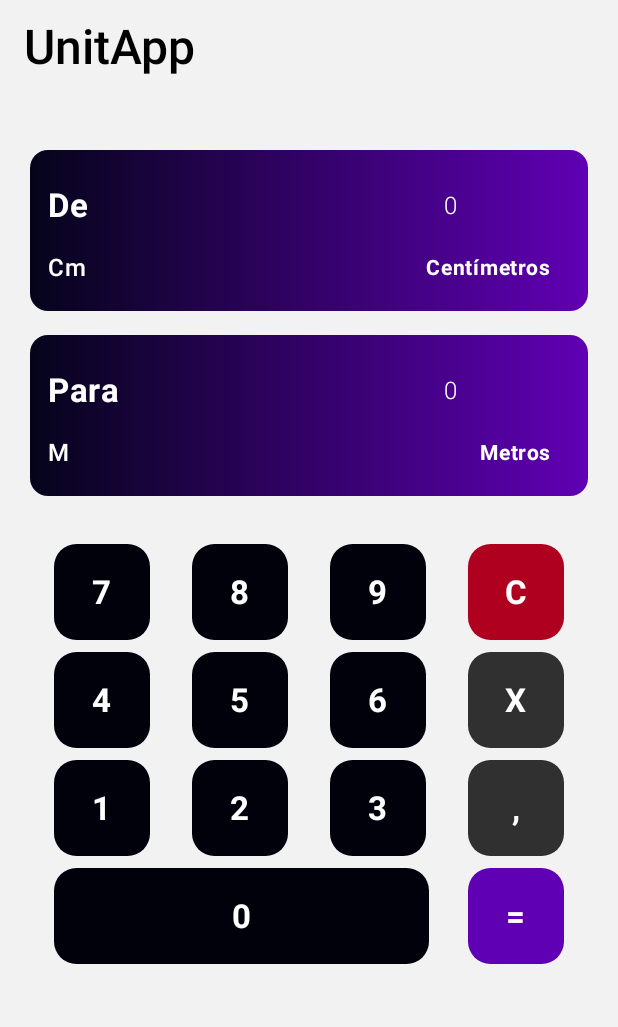
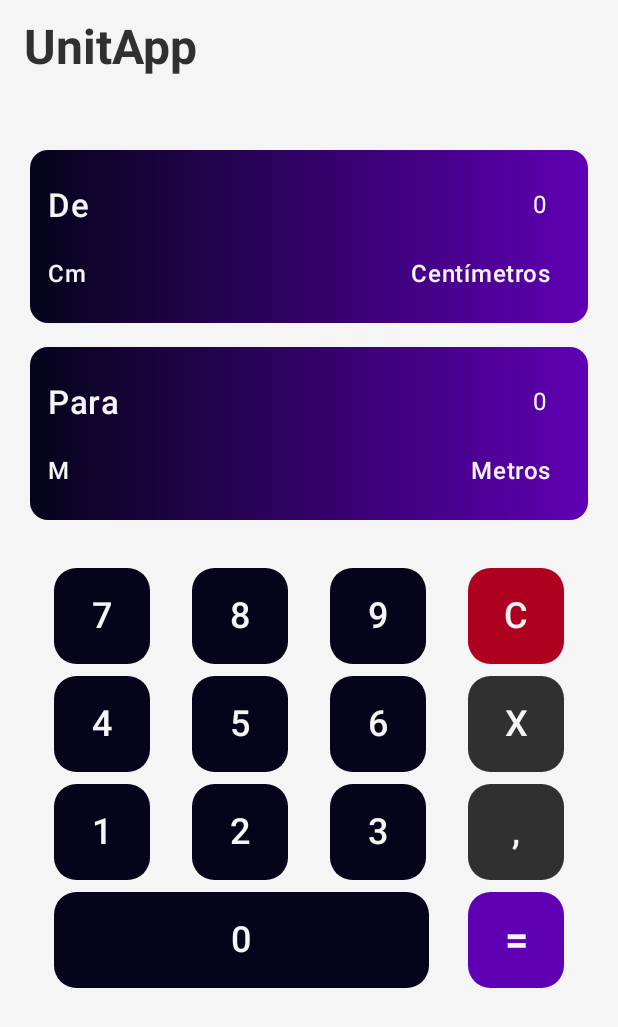
Before and after one commit to marllonmendez/UnitApp, an Android app built with Jetpack Compose: the screen it shows after launch (MainActivity), on a phone screen of 412 x 824 dp. Shown: the top 1027 px of the screen. Run offline under Robolectric (Android 15) with nearby library versions, the phone set to English and light mode, and no system bars.

Commit message:
add: create convert unit value

```diff
--- a/app/build.gradle.kts
+++ b/app/build.gradle.kts
@@ -12,10 +12,9 @@ android {
         applicationId = "com.marllonmendez.conversordeunidades"
         minSdk = 26
         maxSdk = 35
-        //noinspection EditedTargetSdkVersion
         targetSdk = 35
         versionCode = 1
-        versionName = "1.0.0"
+        versionName = "1.0.1"
 
         testInstrumentationRunner = "androidx.test.runner.AndroidJUnitRunner"
         vectorDrawables {
--- a/app/src/main/java/com/marllonmendez/conversordeunidades/components/ConverterField.kt
+++ b/app/src/main/java/com/marllonmendez/conversordeunidades/components/ConverterField.kt
@@ -1,20 +1,18 @@
 package com.marllonmendez.conversordeunidades.components
 
-import android.app.Activity
 import androidx.compose.foundation.background
-import androidx.compose.foundation.clickable
 import androidx.compose.foundation.layout.*
 import androidx.compose.material3.*
 import androidx.compose.runtime.*
 import androidx.compose.ui.Alignment
 import androidx.compose.ui.Modifier
-import androidx.compose.ui.focus.FocusRequester
-import androidx.compose.ui.focus.focusRequester
 import androidx.compose.ui.focus.onFocusChanged
 import androidx.compose.ui.graphics.Brush
 import androidx.compose.ui.graphics.Color
+import androidx.compose.ui.text.style.TextAlign
 import androidx.compose.ui.unit.dp
-import androidx.compose.ui.unit.sp
+import com.marllonmendez.conversordeunidades.enums.UnitLabel
+import com.marllonmendez.conversordeunidades.enums.UnitType
 import com.marllonmendez.conversordeunidades.ui.theme.PrimaryDark
 import com.marllonmendez.conversordeunidades.ui.theme.PrimaryLight
 
@@ -25,15 +23,21 @@ fun converterField(
     onValueChange: (String) -> Unit,
     unitValue: String,
     onUnitValueChange: (String) -> Unit,
-    options: List<String> = listOf("Centímetros", "Metros", "Quilômetros", "Milhas"),
-    onFocus: () -> Unit
+    options: List<String> = listOf(
+        UnitType.CENTIMETERS.value,
+        UnitType.METERS.value,
+        UnitType.KILOMETERS.value,
+        UnitType.MILES.value,
+    ),
+    onFocus: () -> Unit,
+    onEnable: Boolean
 ) {
     val unitLabel = when (unitValue) {
-        "Centímetros" -> "Cm"
-        "Metros" -> "M"
-        "Quilômetros" -> "Km"
-        "Milhas" -> "Mi"
-        else -> unitValue
+        UnitType.CENTIMETERS.value -> UnitLabel.CM.value
+        UnitType.METERS.value -> UnitLabel.M.value
+        UnitType.KILOMETERS.value -> UnitLabel.KM.value
+        UnitType.MILES.value -> UnitLabel.MI.value
+        else -> UnitLabel.CM.value
     }
 
     val colorGradient = Brush.horizontalGradient(
@@ -43,10 +47,13 @@ fun converterField(
         )
     )
 
+    var isFocused by remember { mutableStateOf(false) }
+    var expanded by remember { mutableStateOf(false) }
+
     Box(
         modifier = Modifier
             .fillMaxWidth()
-            .height(107.dp)
+            .height(115.dp)
             .background(
                 colorGradient,
                 shape = MaterialTheme.shapes.small
@@ -64,28 +71,36 @@ fun converterField(
             ) {
                 Text(
                     text = label,
-                    style = MaterialTheme.typography.labelLarge,
+                    style = MaterialTheme.typography.titleMedium,
                 )
 
                 TextField(
                     value = value,
-                    onValueChange = onValueChange,
-                    // aqui
+                    onValueChange = {
+                        onValueChange(it)
+                    },
                     modifier = Modifier
-                        .width(100.dp)
+                        .width(200.dp)
                         .height(50.dp)
-                        .onFocusChanged { onFocus() },
+                        .onFocusChanged { focusState ->
+                            isFocused = focusState.isFocused
+                            onFocus()
+                        },
                     readOnly = true,
-                    textStyle = MaterialTheme.typography.labelSmall,
-                    maxLines = 1,
+                    enabled = onEnable,
+                    textStyle = MaterialTheme.typography.labelSmall.copy(
+                        color = if (isFocused) Color.Black else Color.White,
+                        textAlign = TextAlign.End,
+                    ),
+                    shape = MaterialTheme.shapes.small,
                     colors = OutlinedTextFieldDefaults.colors(
-                        focusedContainerColor = Color.Transparent,
+                        focusedContainerColor = Color.White,
                         unfocusedContainerColor = Color.Transparent,
                         focusedBorderColor = Color.Transparent,
                         unfocusedBorderColor = Color.Transparent,
-                        cursorColor = Color.White,
+                        disabledContainerColor = Color.Transparent,
+                        disabledBorderColor = Color.Transparent,
                     )
-
                 )
             }
 
@@ -96,10 +111,8 @@ fun converterField(
             ) {
                 Text(
                     text = unitLabel,
-                    style = MaterialTheme.typography.labelMedium,
+                    style = MaterialTheme.typography.titleSmall,
                 )
-
-                var expanded by remember { mutableStateOf(false) }
 
                 Box {
                     TextButton(
@@ -110,17 +123,34 @@ fun converterField(
                     ) {
                         Text(
                             text = unitValue,
-                            color = Color.White,
-                            fontSize = 14.sp
+                            style = MaterialTheme.typography.titleSmall,
                         )
                     }
+
                     DropdownMenu(
                         expanded = expanded,
-                        onDismissRequest = { expanded = false }
+                        onDismissRequest = { expanded = false },
+                        modifier = Modifier
+                            .width(150.dp)
+                            .background(MaterialTheme.colorScheme.secondary),
+                        shape = MaterialTheme.shapes.small,
                     ) {
+                        // opções: Centímetros, Metros, Quilômetros e Milhas
                         options.forEach { unit ->
                             DropdownMenuItem(
-                                text = { Text(unit) },
+                                text = {
+                                    Box(
+                                        modifier = Modifier
+                                            .fillMaxWidth()
+                                    ) {
+                                        Text(
+                                            unit,
+                                            textAlign = TextAlign.End,
+                                            style = MaterialTheme.typography.titleSmall,
+                                            modifier = Modifier.align(Alignment.CenterEnd)
+                                        )
+                                    }
+                                },
                                 onClick = {
                                     onUnitValueChange(unit)
                                     expanded = false
--- a/app/src/main/java/com/marllonmendez/conversordeunidades/components/NumericKeyboard.kt
+++ b/app/src/main/java/com/marllonmendez/conversordeunidades/components/NumericKeyboard.kt
@@ -7,16 +7,20 @@ import androidx.compose.material3.MaterialTheme
 import androidx.compose.material3.Text
 import androidx.compose.runtime.Composable
 import androidx.compose.ui.Modifier
+import androidx.compose.ui.text.style.TextAlign
 import androidx.compose.ui.unit.dp
+import androidx.compose.ui.unit.sp
+import com.marllonmendez.conversordeunidades.ui.theme.PrimaryDark
 import com.marllonmendez.conversordeunidades.ui.theme.PrimaryLight
-import com.marllonmendez.conversordeunidades.ui.theme.Quaternary
+import com.marllonmendez.conversordeunidades.ui.theme.Tertiary
 
 @Composable
 fun numericKeyboard(
     onNumberClick: (String) -> Unit,
     onComma: () -> Unit,
     onClear: () -> Unit,
-    onBackspace: () -> Unit
+    onBackspace: () -> Unit,
+    onEquals: () -> Unit,
 ) {
     Column(
         modifier = Modifier
@@ -50,7 +54,7 @@ fun numericKeyboard(
             horizontalArrangement = Arrangement.SpaceBetween
         ) {
             numberButton(number = "0", onClick = onNumberClick)
-            actionButton(onClick = onComma, label = "=")
+            actionButton(onClick = onEquals, label = "=")
         }
     }
 }
@@ -69,12 +73,15 @@ private fun numberButton(number: String, onClick: (String) -> Unit) {
         },
         shape = MaterialTheme.shapes.medium,
         colors = ButtonDefaults.buttonColors(
-            containerColor = MaterialTheme.colorScheme.secondary
+            containerColor = PrimaryDark
         )
     ) {
         Text(
             text = number,
-            style = MaterialTheme.typography.labelLarge,
+            textAlign = TextAlign.Center,
+            style = MaterialTheme.typography.labelMedium.copy(
+                fontSize = 24.sp
+            ),
         )
     }
 }
@@ -83,27 +90,27 @@ private fun numberButton(number: String, onClick: (String) -> Unit) {
 private fun actionButton(onClick: () -> Unit, label: String) {
     Button(
         onClick = onClick,
-        modifier = if (label == "=") {
-            Modifier
-                .size(64.dp)
-        } else {
-            Modifier
-                .size(64.dp)
-        },
+        modifier = Modifier
+            .size(64.dp),
         shape = MaterialTheme.shapes.medium,
         colors = ButtonDefaults.buttonColors(
-            containerColor = if (label == "=") {
-                PrimaryLight
-            } else if (label == "C") {
-                Quaternary
-            } else {
-                MaterialTheme.colorScheme.tertiary
+            containerColor = when (label) {
+                "=" -> PrimaryLight
+                "C" -> Tertiary
+                else -> MaterialTheme.colorScheme.secondary
             }
-        )
+        ),
     ) {
         Text(
             label,
-            style = MaterialTheme.typography.labelLarge,
+            textAlign = TextAlign.Center,
+            style = if (label == "=") {
+                MaterialTheme.typography.labelLarge
+            } else {
+                MaterialTheme.typography.labelMedium.copy(
+                    fontSize = 24.sp
+                )
+            }
         )
     }
 }
--- /dev/null
+++ b/app/src/main/java/com/marllonmendez/conversordeunidades/enums/Enums.kt
@@ -0,0 +1,20 @@
+package com.marllonmendez.conversordeunidades.enums
+
+enum class ActiveField {
+    FROM,
+    TO
+}
+
+enum class UnitType(val value: String) {
+    CENTIMETERS("Centímetros"),
+    METERS("Metros"),
+    KILOMETERS("Quilômetros"),
+    MILES("Milhas")
+}
+
+enum class UnitLabel(val value: String) {
+    CM("Cm"),
+    M("M"),
+    KM("Km"),
+    MI("Mi")
+}
--- a/app/src/main/java/com/marllonmendez/conversordeunidades/ui/theme/Color.kt
+++ b/app/src/main/java/com/marllonmendez/conversordeunidades/ui/theme/Color.kt
@@ -5,14 +5,15 @@ import androidx.compose.ui.graphics.Color
 // Dark Theme Colors
 val PrimaryDark = Color(0xFF05041B) // Purple Dark Color
 val BackgroundDark = Color(0xFF121212)
-val SurfaceDark = Color.Black
 
 // Light Theme Colors
 val PrimaryLight = Color(0xFF6000b4) // Purple Light Color
-val BackgroundLight = Color(0xFFF2F2F2)
-val SurfaceLight = Color.White
+val BackgroundLight = Color(0xFFF5F5F5)
 
 // Other Colors
-val Secondary = Color(0xFF01010C) // Blue color
-val Tertiary = Color(0xFF303030) // Gray color
-val Quaternary = Color(0xFFB00020) // Red Error color
+val Secondary = Color(0xFF303030) // Gray Color
+val Tertiary = Color(0xFFB00020) // Red Color
+
+// Surface Colors
+val SurfaceDark = Secondary
+val SurfaceLight = BackgroundLight
--- a/app/src/main/java/com/marllonmendez/conversordeunidades/ui/theme/Type.kt
+++ b/app/src/main/java/com/marllonmendez/conversordeunidades/ui/theme/Type.kt
@@ -11,33 +11,49 @@ import androidx.compose.ui.unit.sp
 val Typography = Typography(
     titleLarge = TextStyle(
         fontFamily = FontFamily.Default,
-        fontWeight = FontWeight.SemiBold,
+        fontWeight = FontWeight.Bold,
         fontSize = 32.sp,
-        lineHeight = 28.sp,
+        lineHeight = 32.sp,
         letterSpacing = 0.sp,
     ),
-    labelLarge = TextStyle(
+    titleMedium = TextStyle(
         fontFamily = FontFamily.Default,
-        fontWeight = FontWeight.Bold,
+        fontWeight = FontWeight.SemiBold,
         fontSize = 22.sp,
-        lineHeight = 16.sp,
+        lineHeight = 22.sp,
         letterSpacing = 0.5.sp,
-        color = Color.White
+        color = SurfaceLight
     ),
-    labelMedium = TextStyle(
+    titleSmall = TextStyle(
         fontFamily = FontFamily.Default,
         fontWeight = FontWeight.Medium,
         fontSize = 16.sp,
         lineHeight = 16.sp,
         letterSpacing = 0.5.sp,
-        color = Color.White
+        color = SurfaceLight
+    ),
+    labelLarge = TextStyle(
+        fontFamily = FontFamily.Default,
+        fontWeight = FontWeight.Bold,
+        fontSize = 27.sp,
+        lineHeight = 27.sp,
+        letterSpacing = 0.sp,
+        color = SurfaceLight
+    ),
+    labelMedium = TextStyle(
+        fontFamily = FontFamily.Default,
+        fontWeight = FontWeight.Medium,
+        fontSize = 22.sp,
+        lineHeight = 16.sp,
+        letterSpacing = 0.5.sp,
+        color = SurfaceLight
     ),
     labelSmall = TextStyle(
         fontFamily = FontFamily.Default,
-        fontWeight = FontWeight.Light,
+        fontWeight = FontWeight.Normal,
         fontSize = 16.sp,
         lineHeight = 16.sp,
         letterSpacing = 0.5.sp,
-        color = Color.White
+        color = SurfaceLight
     ),
 )
--- a/app/src/main/java/com/marllonmendez/conversordeunidades/view/main.kt
+++ b/app/src/main/java/com/marllonmendez/conversordeunidades/view/main.kt
@@ -9,6 +9,8 @@ import androidx.compose.ui.unit.dp
 import androidx.navigation.NavController
 import com.marllonmendez.conversordeunidades.components.numericKeyboard
 import com.marllonmendez.conversordeunidades.components.converterField
+import com.marllonmendez.conversordeunidades.enums.ActiveField
+import com.marllonmendez.conversordeunidades.enums.UnitType
 
 @OptIn(ExperimentalMaterial3Api::class)
 @Composable
@@ -30,60 +32,54 @@ fun main(controller: NavController) {
         },
         containerColor = MaterialTheme.colorScheme.background,
     ) {
-        var activeField by remember { mutableStateOf<ActiveField?>(null) }
-
         Column(
             modifier = Modifier
                 .fillMaxSize()
                 .padding(20.dp, 100.dp, 20.dp, 20.dp),
             verticalArrangement = Arrangement.spacedBy(16.dp)
         ) {
-
+            var activeField by remember { mutableStateOf<ActiveField?>(null) }
             var fromValue by remember { mutableStateOf("0") }
             var toValue by remember { mutableStateOf("0") }
-            var fromUnit by remember { mutableStateOf("Centímetros") }
-            var toUnit by remember { mutableStateOf("Metros") }
+            var fromUnit by remember { mutableStateOf(UnitType.CENTIMETERS) }
+            var toUnit by remember { mutableStateOf(UnitType.METERS) }
 
             converterField(
                 label = "De",
                 value = fromValue,
                 onValueChange = { fromValue = it },
-                unitValue = fromUnit,
-                onUnitValueChange = { fromUnit = it },
-                onFocus = { activeField = ActiveField.From}
+                unitValue = fromUnit.value,
+                onUnitValueChange = { selectedUnit ->
+                    fromUnit = UnitType.entries.find { it.value == selectedUnit } ?: fromUnit
+                },
+                onFocus = { activeField = ActiveField.FROM },
+                onEnable = true
             )
 
             converterField(
                 label = "Para",
                 value = toValue,
-                onValueChange = { toValue = it },
-                unitValue = toUnit,
-                onUnitValueChange = { toUnit = it },
-                onFocus = { activeField = ActiveField.To}
+                onValueChange = {},
+                unitValue = toUnit.value,
+                onUnitValueChange = { selectedUnit ->
+                    toUnit = UnitType.entries.find { it.value == selectedUnit } ?: toUnit
+                },
+                onFocus = {},
+                onEnable = false
             )
 
             numericKeyboard(
                 onNumberClick = { number ->
                     when (activeField) {
-                        ActiveField.From -> fromValue += number
-                        ActiveField.To -> toValue += number
+                        ActiveField.FROM -> fromValue += number
+                        ActiveField.TO -> {}
                         null -> {}
                     }
                 },
                 onComma = {
                     when (activeField) {
-                        ActiveField.From -> {
-                            // Adiciona a vírgula se não estiver vazia e não houver uma já presente
-                            if (!fromValue.contains(",")) {
-                                fromValue += ","
-                            }
-                        }
-                        ActiveField.To -> {
-                            // Adiciona a vírgula se não estiver vazia e não houver uma já presente
-                            if (!toValue.contains(",")) {
-                                toValue += ","
-                            }
-                        }
+                        ActiveField.FROM -> if (!fromValue.contains(",")) fromValue += ","
+                        ActiveField.TO -> {}
                         null -> {}
                     }
                 },
@@ -93,14 +89,13 @@ fun main(controller: NavController) {
                 },
                 onBackspace = {
                     when (activeField) {
-                        ActiveField.From -> if (fromValue.isNotEmpty()) {
-                            fromValue = fromValue.dropLast(1)
-                        }
-                        ActiveField.To -> if (toValue.isNotEmpty()) {
-                            toValue = toValue.dropLast(1)
-                        }
+                        ActiveField.FROM -> if (fromValue.isNotEmpty()) fromValue = fromValue.dropLast(1)
+                        ActiveField.TO -> {}
                         null -> {}
                     }
+                },
+                onEquals = {
+                    toValue = convertValue(fromValue, fromUnit, toUnit)
                 }
             )
 
@@ -108,7 +103,22 @@ fun main(controller: NavController) {
     }
 }
 
-enum class ActiveField {
-    From,
-    To
+fun convertValue(fromValue: String, fromUnit: UnitType, toUnit: UnitType): String {
+    val value = fromValue.replace(",", ".").toDoubleOrNull() ?: return "0"
+
+    val fromUnitValue = when (fromUnit) {
+        UnitType.CENTIMETERS -> value / 100
+        UnitType.METERS -> value
+        UnitType.KILOMETERS -> value * 1000
+        UnitType.MILES -> value * 1609.344
+    }
+
+    val convertedValue = when (toUnit) {
+        UnitType.CENTIMETERS -> fromUnitValue * 100
+        UnitType.METERS -> fromUnitValue
+        UnitType.KILOMETERS -> fromUnitValue / 1000
+        UnitType.MILES -> fromUnitValue / 1609.344
+    }
+
+    return "%.2f".format(convertedValue).replace(".", ",")
 }
```
Also changed, not shown: app/src/main/java/com/marllonmendez/conversordeunidades/components/Button.kt (deleted, +0 -51 lines), app/src/main/java/com/marllonmendez/conversordeunidades/extentions/ActivityExtentions.kt (deleted, +0 -15 lines).
